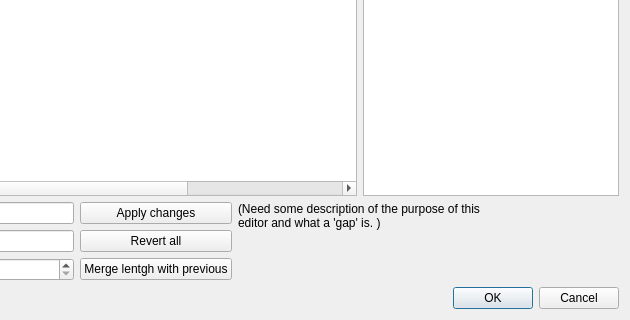
Old version of the form ui/edit.ui in the repository ihewitt/poolviewer; both pictures show x 456 to 1086 and y 271 to 591 of the 1086 by 591 pixel window.
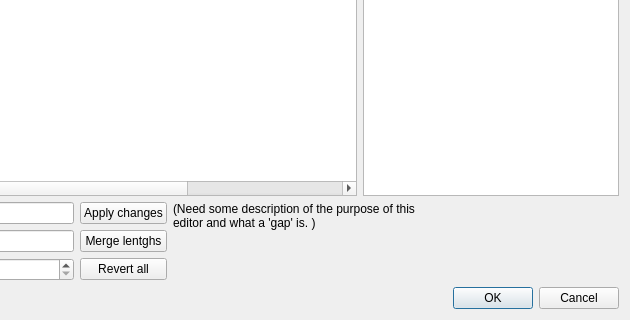
New version of the form.

```diff
--- a/ui/edit.ui
+++ b/ui/edit.ui
@@ -240,6 +240,16 @@
          </property>
         </widget>
        </item>
+       <item>
+        <widget class="QPushButton" name="squashButton">
+         <property name="toolTip">
+          <string>&lt;html&gt;&lt;head/&gt;&lt;body&gt;&lt;p&gt;Merge selected length with previous.&lt;/p&gt;&lt;/body&gt;&lt;/html&gt;</string>
+         </property>
+         <property name="text">
+          <string>Merge lentghs</string>
+         </property>
+        </widget>
+       </item>
        <item>
         <widget class="QPushButton" name="revertButton">
          <property name="toolTip">
@@ -250,13 +260,6 @@
          </property>
         </widget>
        </item>
-       <item>
-        <widget class="QPushButton" name="squashButton">
-         <property name="text">
-          <string>Merge lentgh with previous</string>
-         </property>
-        </widget>
-       </item>
       </layout>
      </item>
      <item>
```
Left out of the diff: 9 changed lines with no effect on the pictures.
